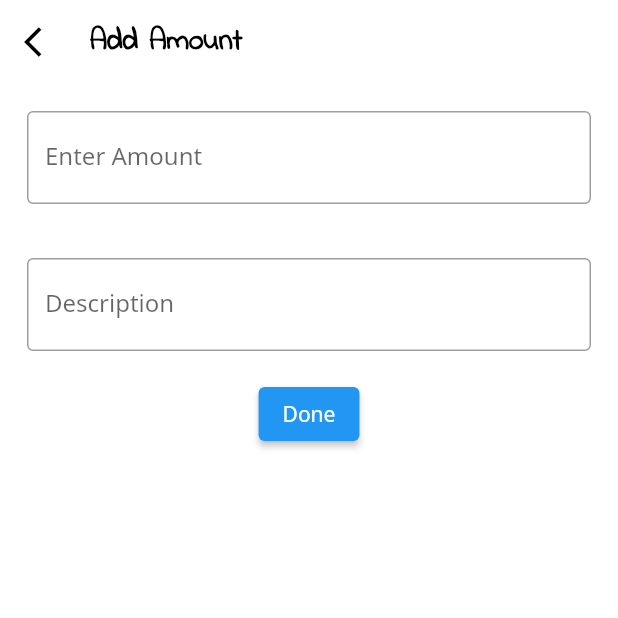
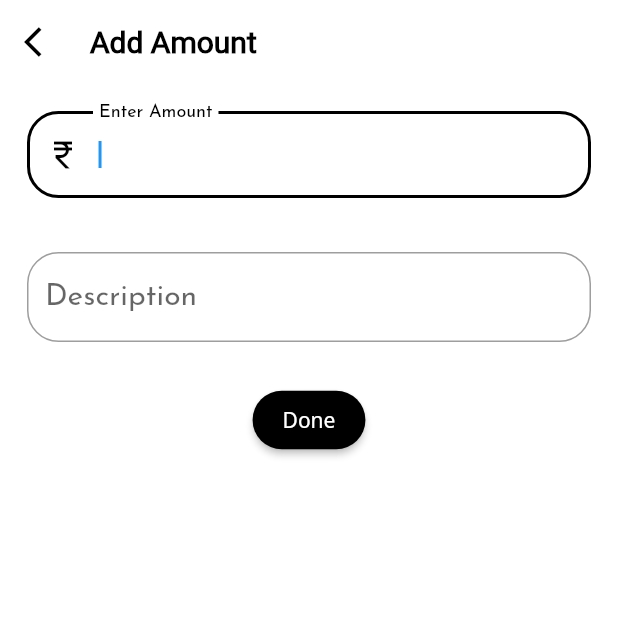
Before and after one commit to RangaKomalSai/budget_tracker, a Flutter app: the screen it shows after launch, after a tap on the "add" icon, on a phone screen of 412 x 824 dp, the top half of it. Run offline on Flutter 3.47's test engine with Material 2 defaults, Android fonts, the phone set to English and light mode, and no system bars; Roboto replaces fonts that are missing (Josfie).

Commit message:
UI improvement

```diff
--- a/lib/add_expenses.dart
+++ b/lib/add_expenses.dart
@@ -1,4 +1,4 @@
-// ignore_for_file: use_key_in_widget_constructors, prefer_const_constructors, prefer_const_constructors_in_immutables
+// ignore_for_file: use_key_in_widget_constructors, prefer_const_constructors, prefer_const_constructors_in_immutables, unused_element
 
 import 'package:flutter/material.dart';
 import 'main.dart';
@@ -25,6 +25,27 @@ class _AddExpenseState extends State<AddExpense> {
 
   @override
   Widget build(BuildContext context) {
+
+    void showAlertDialog(BuildContext context) {
+      showDialog(
+        context: context,
+        builder: (BuildContext context) {
+          return AlertDialog(
+            title: Text('Error'),
+            content: Text('Please enter a value in the text field.'),
+            actions: [
+              ElevatedButton(
+                onPressed: () {
+                  Navigator.pop(context);
+                },
+                child: Text('OK'),
+              ),
+            ],
+          );
+        },
+      );
+    }
+
     return Scaffold(
       appBar: AppBar(
         automaticallyImplyLeading: false,
@@ -45,7 +66,7 @@ class _AddExpenseState extends State<AddExpense> {
             SizedBox(width: 20.0),
             Text(
               'Add Amount',
-              style: TextStyle(fontFamily: 'IndieFlower',
+              style: TextStyle(fontFamily: 'Josfie',
                 color: Colors.black,
                 fontSize: 20.0,
                 fontWeight: FontWeight.bold,
@@ -56,43 +77,111 @@ class _AddExpenseState extends State<AddExpense> {
       ),
       body:
       Center(
+        child: GestureDetector(
+          onTap: () {
+            // Remove focus from any active text fields when tapping outside
+            FocusScope.of(context).unfocus();
+          },
           child: Column(
             children: [
               Padding(
                 padding: const EdgeInsets.all(18.0),
                 child: TextField(
+                  style: TextStyle(
+                    fontWeight: FontWeight.bold,
+                    fontFamily: 'Ubuntu'
+                  ),
+                  autofocus: true,
                   keyboardType: TextInputType.phone,
+                  textInputAction: TextInputAction.next,
                   controller: amountController,
                   onEditingComplete: () => FocusScope.of(context).nextFocus(),
                   decoration: InputDecoration(
-                  border: OutlineInputBorder(),
+                    prefixIcon: Icon(
+                      Icons.currency_rupee,
+                      color: Colors.black,
+                    ),
+                    border: OutlineInputBorder(
+                      borderRadius: BorderRadius.circular(21),
+                    ),
                     labelText: 'Enter Amount',
+                    floatingLabelStyle: TextStyle(
+                        color: Colors.black,
+                        fontWeight: FontWeight.normal,
+                      fontFamily: 'Josefin'
+                    ),
+                    focusedBorder: OutlineInputBorder(
+                      borderSide: BorderSide(
+                          color: Colors.black,
+                          width: 2.0
+                      ),
+                      borderRadius: BorderRadius.circular(21),
+                    )
                   ),
                 ),
               ),
               Padding(
                 padding: const EdgeInsets.all(18.0),
                 child: TextField(
+                  textCapitalization: TextCapitalization.sentences,
+                  style: TextStyle(
+                      fontWeight: FontWeight.normal,
+                      fontFamily: 'Josefin',
+                    fontSize: 20,
+                  ),
                   controller: descriptionController,
                   textInputAction: TextInputAction.done,
                   decoration: InputDecoration(
-                  border: OutlineInputBorder(),
+                    border: OutlineInputBorder(
+                      borderRadius: BorderRadius.circular(21),
+                    ),
                     labelText: 'Description',
+                    floatingLabelStyle: TextStyle(
+                        color: Colors.black,
+                        fontWeight: FontWeight.normal,
+                        fontFamily: 'Josefin',
+                      fontSize: 15,
+                    ),
+                    focusedBorder: OutlineInputBorder(
+                      borderSide: BorderSide(
+                        color: Colors.black,
+                        width: 2.0
+                      ),
+                      borderRadius: BorderRadius.circular(21),
+                    )
                   ),
                   onEditingComplete: (){
+                    if(amountController.text.isEmpty || descriptionController.text.isEmpty){showAlertDialog(context);}
+                    else{
                       widget.onCreateContainer(amountController.text, descriptionController.text);
-                  Navigator.pop(context);
+                      Navigator.pop(context);}
                   },
                 ),
               ),
+              SizedBox(height: 10,),
               ElevatedButton(
                 onPressed: (){
+                  if(amountController.text.isEmpty || descriptionController.text.isEmpty){showAlertDialog(context);}
+                  else{
                   widget.onCreateContainer(amountController.text, descriptionController.text);
-                Navigator.pop(context);
+                  Navigator.pop(context);}
                 },
-              child: Text('Done'),
+                style: ElevatedButton.styleFrom(
+                  backgroundColor: Colors.black,
+                  shape: RoundedRectangleBorder(
+                    borderRadius: BorderRadius.circular(21.0), // Rounded corners
+                  ),
+                  padding: EdgeInsets.symmetric(vertical: 10, horizontal: 20)
+                ),
+                child: Text(
+                    'Done',
+                  style: TextStyle(
+
+                  ),
+                ),
               ),
             ],
+          ),
         ),
       ),
     );
--- a/lib/main.dart
+++ b/lib/main.dart
@@ -164,21 +164,21 @@ void createContainer(String amount, String description) {
                     Expanded(
                       child: Align(
                         alignment: Alignment.centerRight,
-                        child: GestureDetector(
-                          onTap: (){setState(() {
-                            visibleList = !visibleList;
-                            if(visibleList == true){showIcon1 = Icons.keyboard_double_arrow_up_rounded; r = 50.0; introVisible = false;}
-                            else {showIcon1 = Icons.keyboard_double_arrow_down_rounded; r = 130.0; introVisible = true;}
-                          });},
-                          child: Container(
-                            decoration: BoxDecoration(
-                              shape: BoxShape.circle,
-                              border: Border.all(color: Colors.white, width: 2.0),
-                            ),
-                            child: Icon(
-                              showIcon1,
-                              color: Colors.white,
-                            ),
+                        child: Container(
+                          height: 40,
+                          width: 40,
+                          decoration: BoxDecoration(
+                            shape: BoxShape.circle,
+                            border: Border.all(color: Colors.white, width: 1.0),
+                          ),
+                          child: IconButton(
+                            onPressed:(){setState(() {
+                              visibleList = !visibleList;
+                              if(visibleList == true){showIcon1 = Icons.keyboard_double_arrow_up_rounded; r = 50.0; introVisible = false;}
+                              else {showIcon1 = Icons.keyboard_double_arrow_down_rounded; r = 130.0; introVisible = true;}
+                            });},
+                            icon: Icon(showIcon1),
+                            color: Colors.white,
                           ),
                         ),
                       ),
@@ -186,6 +186,7 @@ void createContainer(String amount, String description) {
                   ],
                 ),
               ),
+              SizedBox(height: 10,),
               Visibility(
                 visible: visibleList,
                 child: Container(
```
Lines whose indentation alone changed are shown as unchanged.
